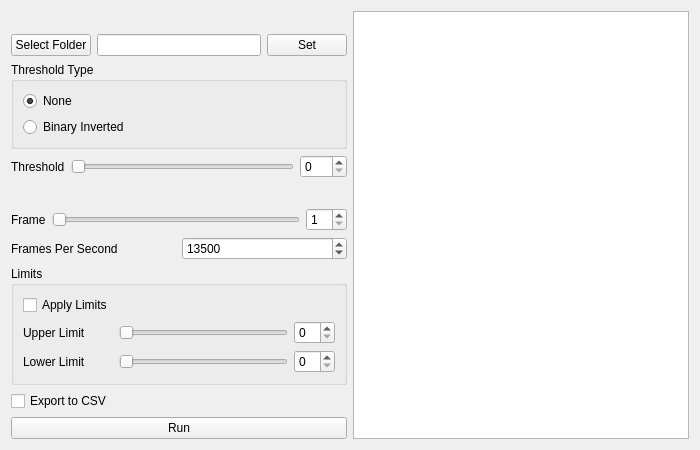
The window that frequencydetection.ui (Tokyo-MQP-2024/IgniteCV) describes before a commit, drawn with Qt 5.
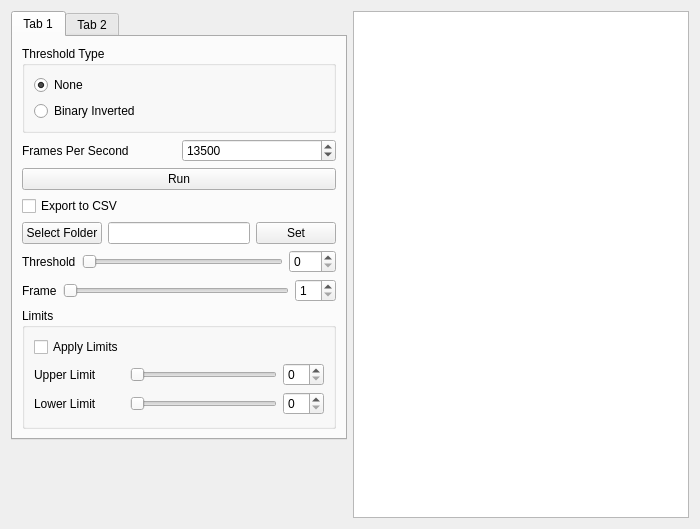
The same window after the commit. Custom widgets are drawn as their Qt base class.

Patch:
```diff
--- a/frequencydetection.ui
+++ b/frequencydetection.ui
@@ -17,7 +17,58 @@
    <string>Form</string>
   </property>
   <layout class="QGridLayout" name="gridLayout">
-   <item row="9" column="0">
+   <item row="0" column="0">
+    <widget class="QTabWidget" name="tabWidget">
+     <property name="currentIndex">
+      <number>0</number>
+     </property>
+     <widget class="QWidget" name="tab">
+      <attribute name="title">
+       <string>Tab 1</string>
+      </attribute>
+      <layout class="QVBoxLayout" name="verticalLayout">
+       <item>
+        <widget class="QGroupBox" name="threshType">
+         <property name="sizePolicy">
+          <sizepolicy hsizetype="Fixed" vsizetype="Fixed">
+           <horstretch>0</horstretch>
+           <verstretch>0</verstretch>
+          </sizepolicy>
+         </property>
+         <property name="maximumSize">
+          <size>
+           <width>339</width>
+           <height>16777215</height>
+          </size>
+         </property>
+         <property name="title">
+          <string>Threshold Type</string>
+         </property>
+         <layout class="QVBoxLayout" name="verticalLayout_2">
+          <property name="sizeConstraint">
+           <enum>QLayout::SizeConstraint::SetDefaultConstraint</enum>
+          </property>
+          <item>
+           <widget class="QRadioButton" name="radioButton_none">
+            <property name="text">
+             <string>None</string>
+            </property>
+            <property name="checked">
+             <bool>true</bool>
+            </property>
+           </widget>
+          </item>
+          <item>
+           <widget class="QRadioButton" name="radioButton_bininverted">
+            <property name="text">
+             <string>Binary Inverted</string>
+            </property>
+           </widget>
+          </item>
+         </layout>
+        </widget>
+       </item>
+       <item>
     <layout class="QHBoxLayout" name="fpsLayout">
      <item>
       <widget class="QLabel" name="label_2">
@@ -41,7 +92,25 @@
      </item>
     </layout>
    </item>
-   <item row="1" column="0">
+       <item>
+        <widget class="QPushButton" name="runButton">
+         <property name="text">
+          <string>Run</string>
+         </property>
+        </widget>
+       </item>
+       <item>
+        <layout class="QHBoxLayout" name="csvLayout">
+         <item>
+          <widget class="QCheckBox" name="checkBox">
+           <property name="text">
+            <string>Export to CSV</string>
+           </property>
+          </widget>
+         </item>
+        </layout>
+       </item>
+       <item>
     <layout class="QHBoxLayout" name="horizontalLayout">
      <item>
       <widget class="QPushButton" name="pushButton">
@@ -62,59 +131,7 @@
      </item>
     </layout>
    </item>
-   <item row="8" column="0">
-    <layout class="QHBoxLayout" name="horizontalLayout_2">
      <item>
-      <widget class="QLabel" name="label">
-       <property name="text">
-        <string>Frame</string>
-       </property>
-      </widget>
-     </item>
-     <item>
-      <widget class="QSlider" name="horizontalSlider">
-       <property name="minimum">
-        <number>1</number>
-       </property>
-       <property name="orientation">
-        <enum>Qt::Orientation::Horizontal</enum>
-       </property>
-      </widget>
-     </item>
-     <item>
-      <widget class="QSpinBox" name="spinBox">
-       <property name="minimum">
-        <number>1</number>
-       </property>
-      </widget>
-     </item>
-    </layout>
-   </item>
-   <item row="0" column="0">
-    <spacer name="verticalSpacer">
-     <property name="orientation">
-      <enum>Qt::Orientation::Vertical</enum>
-     </property>
-     <property name="sizeHint" stdset="0">
-      <size>
-       <width>20</width>
-       <height>40</height>
-      </size>
-     </property>
-    </spacer>
-   </item>
-   <item row="11" column="0">
-    <layout class="QHBoxLayout" name="csvLayout">
-     <item>
-      <widget class="QCheckBox" name="checkBox">
-       <property name="text">
-        <string>Export to CSV</string>
-       </property>
-      </widget>
-     </item>
-    </layout>
-   </item>
-   <item row="3" column="0">
     <layout class="QHBoxLayout" name="threshold">
      <property name="sizeConstraint">
       <enum>QLayout::SizeConstraint::SetFixedSize</enum>
@@ -145,48 +162,35 @@
      </item>
     </layout>
    </item>
-   <item row="2" column="0">
-    <widget class="QGroupBox" name="threshType">
-     <property name="sizePolicy">
-      <sizepolicy hsizetype="Fixed" vsizetype="Fixed">
-       <horstretch>0</horstretch>
-       <verstretch>0</verstretch>
-      </sizepolicy>
-     </property>
-     <property name="maximumSize">
-      <size>
-       <width>339</width>
-       <height>16777215</height>
-      </size>
-     </property>
-     <property name="title">
-      <string>Threshold Type</string>
-     </property>
-     <layout class="QVBoxLayout" name="verticalLayout_2">
-      <property name="sizeConstraint">
-       <enum>QLayout::SizeConstraint::SetDefaultConstraint</enum>
-      </property>
       <item>
-       <widget class="QRadioButton" name="radioButton_none">
+        <layout class="QHBoxLayout" name="horizontalLayout_2">
+         <item>
+          <widget class="QLabel" name="label">
         <property name="text">
-         <string>None</string>
-        </property>
-        <property name="checked">
-         <bool>true</bool>
-        </property>
+            <string>Frame</string>
+           </property>
+          </widget>
+         </item>
+         <item>
+          <widget class="QSlider" name="horizontalSlider">
+           <property name="minimum">
+            <number>1</number>
+           </property>
+           <property name="orientation">
+            <enum>Qt::Orientation::Horizontal</enum>
+           </property>
        </widget>
       </item>
       <item>
-       <widget class="QRadioButton" name="radioButton_bininverted">
-        <property name="text">
-         <string>Binary Inverted</string>
+          <widget class="QSpinBox" name="spinBox">
+           <property name="minimum">
+            <number>1</number>
         </property>
        </widget>
       </item>
      </layout>
-    </widget>
-   </item>
-   <item row="10" column="0">
+       </item>
+       <item>
     <widget class="QGroupBox" name="Limits">
      <property name="title">
       <string>Limits</string>
@@ -242,14 +246,16 @@
      </layout>
     </widget>
    </item>
-   <item row="12" column="0">
-    <widget class="QPushButton" name="runButton">
-     <property name="text">
-      <string>Run</string>
-     </property>
+      </layout>
+     </widget>
+     <widget class="QWidget" name="tab_2">
+      <attribute name="title">
+       <string>Tab 2</string>
+      </attribute>
+     </widget>
     </widget>
    </item>
-   <item row="0" column="1" rowspan="13">
+   <item row="0" column="1" rowspan="14">
     <widget class="qgraphicsviewresize" name="graphicsView">
      <property name="verticalScrollBarPolicy">
       <enum>Qt::ScrollBarPolicy::ScrollBarAlwaysOff</enum>
```
Lines whose indentation alone changed are shown as unchanged.
